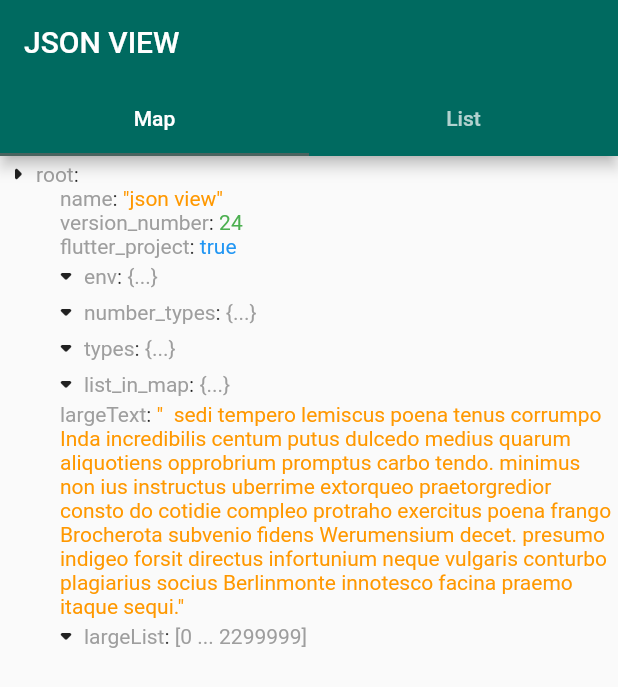
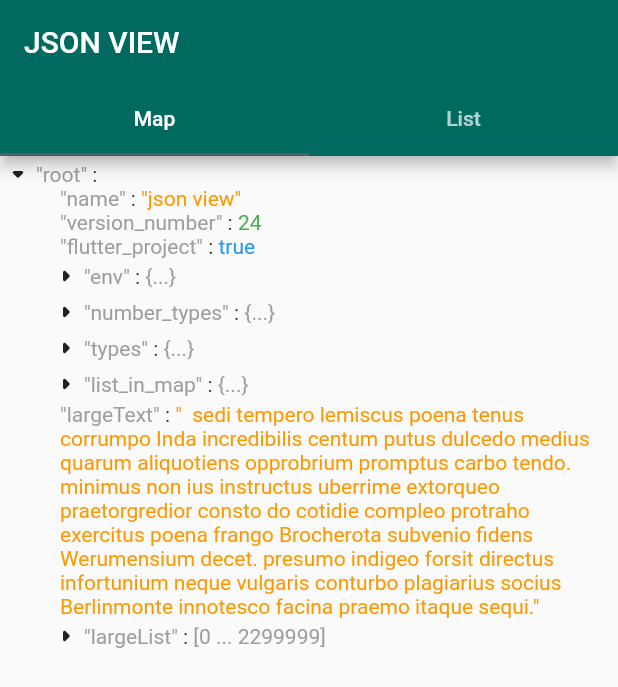
Before and after one commit to laiiihz/json_view, a Flutter app: the screen it shows after launch, on a phone screen of 412 x 824 dp. Shown: the top 687 px of the screen. Run offline on Flutter 3.47's test engine with Material 2 defaults, Android fonts, the phone set to English and light mode, and no system bars.

Commit message:
add textstyle for json and add boolean for key to have double quotation or not

```diff
--- a/example/lib/main.dart
+++ b/example/lib/main.dart
@@ -51,7 +51,9 @@ class _HomePageState extends State<HomePage>
           controller: _tabController,
         ),
       ),
-      body: TabBarView(
+      body: JsonConfig(
+        styles: JsonStyleScheme(addDoubleQuotation: true),
+        child: TabBarView(
           children: [
             JsonView(
               json: getJsonData(),
@@ -64,6 +66,7 @@ class _HomePageState extends State<HomePage>
             ),
           ],
           controller: _tabController,
+        ),
       ),
     );
   }
--- a/lib/src/color_schemes/default_color_scheme.dart
+++ b/lib/src/color_schemes/default_color_scheme.dart
@@ -8,6 +8,7 @@ const defaultLightColorScheme = JsonColorScheme(
   stringColor: Colors.orange,
   normalColor: Colors.grey,
   markColor: Colors.black87,
+  nullBackground: Colors.transparent,
 );
 
 final defaultDarkColorScheme = JsonColorScheme(
@@ -17,4 +18,5 @@ final defaultDarkColorScheme = JsonColorScheme(
   stringColor: Colors.orange[200]!,
   normalColor: Colors.grey,
   markColor: Colors.white70,
+  nullBackground: Colors.transparent,
 );
--- a/lib/src/widgets/json_config.dart
+++ b/lib/src/widgets/json_config.dart
@@ -15,6 +15,9 @@ class JsonConfig extends InheritedWidget {
   /// default is [Curves.ease]
   final Curve? customArrowAnimationCurve;
 
+  /// style scheme of json view
+  final JsonStyleScheme? styles;
+
   /// configuration of json view
   const JsonConfig({
     Key? key,
@@ -23,6 +26,7 @@ class JsonConfig extends InheritedWidget {
     this.itemPadding,
     this.customArrowAnimationCurve,
     this.customArrowAnimationDuration,
+    this.styles,
   }) : super(key: key, child: child ?? const SizedBox.shrink());
   @override
   bool updateShouldNotify(JsonConfig oldWidget) => color != oldWidget.color;
@@ -34,11 +38,15 @@ class JsonConfig extends InheritedWidget {
       return JsonConfig(
         color: defaultColor(context),
         itemPadding: EdgeInsets.only(left: 8),
+        styles: defaultStyle(context),
       );
     } else {
       JsonConfig chain = current;
       if (current.color == null) {
         chain = chain.copyWith(color: defaultColor(context));
+      }
+      if (current.styles == null) {
+        chain = chain.copyWith(styles: defaultStyle(context));
       }
       if (current.itemPadding == null) {
         chain = chain.copyWith(itemPadding: EdgeInsets.only(left: 8));
@@ -57,16 +65,24 @@ class JsonConfig extends InheritedWidget {
     }
   }
 
+  /// default style scheme
+  static JsonStyleScheme defaultStyle(BuildContext context) => JsonStyleScheme(
+        keysStyle: TextStyle(),
+        valuesStyle: TextStyle(),
+      );
+
   /// copy with
   JsonConfig copyWith({
     JsonColorScheme? color,
     Widget? child,
     EdgeInsetsGeometry? itemPadding,
+    JsonStyleScheme? styles,
   }) {
     return JsonConfig(
       child: child ?? this.child,
       color: color ?? this.color,
       itemPadding: itemPadding ?? this.itemPadding,
+      styles: styles ?? this.styles,
     );
   }
 }
@@ -90,13 +106,35 @@ class JsonColorScheme {
   /// color for arrow & other widget
   final Color markColor;
 
+  /// color for null background
+  final Color nullBackground;
+
   /// Json color scheme
   const JsonColorScheme({
-    required this.nullColor,
+    this.nullColor = Colors.transparent,
     required this.boolColor,
     required this.numColor,
     required this.stringColor,
     required this.normalColor,
     required this.markColor,
+    required this.nullBackground,
   });
 }
+
+class JsonStyleScheme {
+  /// text style for keys
+  final TextStyle keysStyle;
+
+  /// text style for values
+  final TextStyle valuesStyle;
+
+  /// add double quotation on keys or not. default set to false
+  final bool addDoubleQuotation;
+
+  /// Json color scheme
+  const JsonStyleScheme({
+    this.keysStyle = const TextStyle(),
+    this.valuesStyle = const TextStyle(),
+    this.addDoubleQuotation = false,
+  });
+}
--- a/lib/src/widgets/list_tile.dart
+++ b/lib/src/widgets/list_tile.dart
@@ -115,9 +115,9 @@ class _ListTileState extends State<ListTile> {
     final jsonConfig = JsonConfig.of(context);
     return AnimatedSize(
       alignment: Alignment.topCenter,
-      duration: JsonConfig.of(context).customArrowAnimationDuration ??
+      duration: jsonConfig.customArrowAnimationDuration ??
           Duration(milliseconds: 300),
-      curve: JsonConfig.of(context).customArrowAnimationCurve ?? Curves.ease,
+      curve: jsonConfig.customArrowAnimationCurve ?? Curves.ease,
       child: Column(
         crossAxisAlignment: CrossAxisAlignment.start,
         children: [
@@ -151,7 +151,7 @@ class _ListTileState extends State<ListTile> {
           child: GestureDetector(
             onTap: changeState,
             child: AnimatedRotation(
-              turns: _expanded ? -.25 : 0,
+              turns: _expanded ? 0 : -.25,
               duration: JsonConfig.of(context).customArrowAnimationDuration ??
                   Duration(milliseconds: 300),
               curve: JsonConfig.of(context).customArrowAnimationCurve ??
--- a/lib/src/widgets/map_tile.dart
+++ b/lib/src/widgets/map_tile.dart
@@ -2,7 +2,6 @@ import 'package:flutter/material.dart';
 import 'package:json_view/json_view.dart';
 
 import 'arrow_widget.dart';
-import 'json_view.dart';
 import 'simple_tiles.dart';
 
 class MapTile extends StatefulWidget {
@@ -85,7 +84,7 @@ class _MapTileState extends State<MapTile> {
           child: GestureDetector(
             onTap: changeState,
             child: AnimatedRotation(
-              turns: _expanded ? -.25 : 0,
+              turns: _expanded ? 0 : -.25,
               duration: JsonConfig.of(context).customArrowAnimationDuration ??
                   Duration(milliseconds: 300),
               curve: JsonConfig.of(context).customArrowAnimationCurve ??
--- a/lib/src/widgets/simple_tiles.dart
+++ b/lib/src/widgets/simple_tiles.dart
@@ -38,17 +38,29 @@ class KeyValueTile extends StatelessWidget {
   JsonColorScheme colorScheme(BuildContext context) =>
       JsonConfig.of(context).color!;
 
+  JsonStyleScheme styleScheme(BuildContext context) =>
+      JsonConfig.of(context).styles!;
+
   Color valueColor(BuildContext context) => colorScheme(context).normalColor;
+
+  TextStyle valueStyle(BuildContext context) =>
+      styleScheme(context).valuesStyle;
 
   @override
   Widget build(BuildContext context) {
     // cs stand for colorScheme
     final cs = colorScheme(context);
+    // cs stand for styleScheme
+    final ss = styleScheme(context);
     final spans = <InlineSpan>[
-      _KeySpan(key: keyName, style: TextStyle(color: cs.normalColor)),
-      _ColonSpan(style: TextStyle(color: cs.markColor)),
+      _KeySpan(
+          key: ss.addDoubleQuotation ? '"$keyName" ' : '$keyName ',
+          style: ss.keysStyle.copyWith(color: cs.normalColor)),
+      _ColonSpan(style: ss.keysStyle.copyWith(color: cs.markColor)),
       _ValueSpan(
-          value: ' $value', style: TextStyle(color: valueColor(context))),
+        value: ' $value',
+        style: ss.valuesStyle.copyWith(color: valueColor(context)),
+      ),
     ];
 
     final text = SelectableText.rich(
```
Lines whose indentation alone changed are shown as unchanged.
